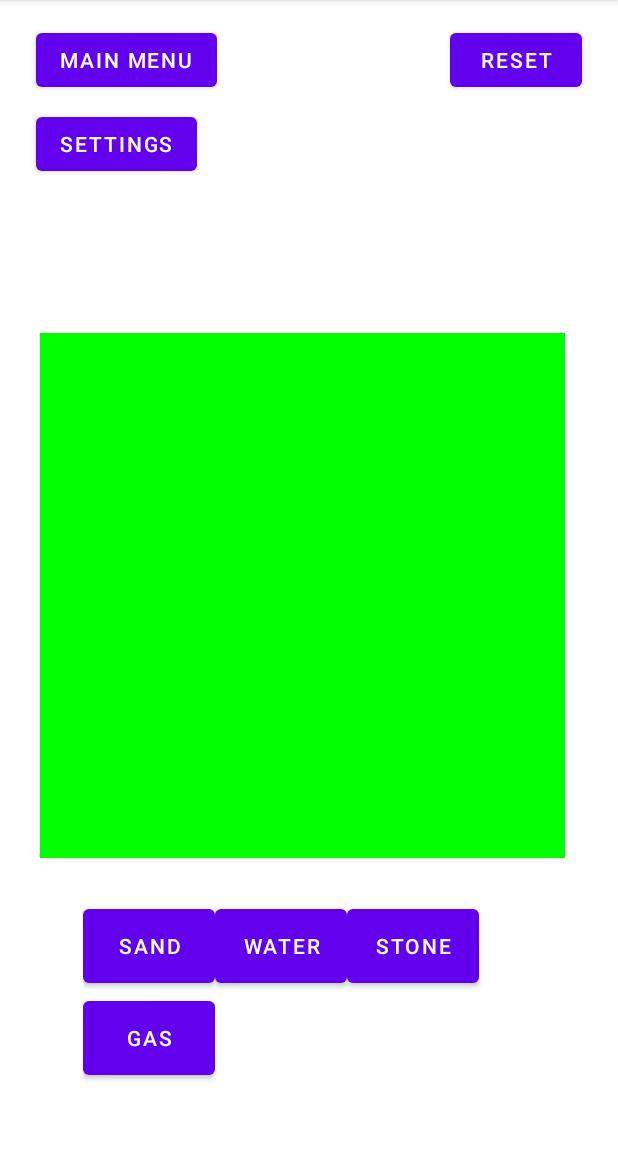
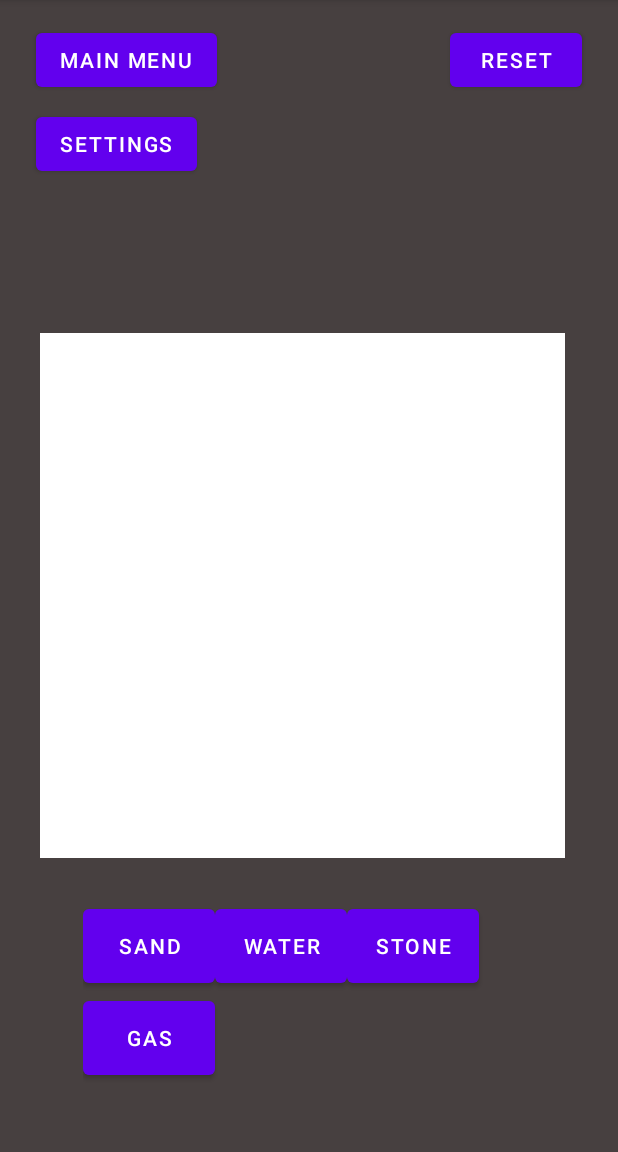
Before and after one commit to DoctorFoxy/ParticleSim, an Android app: the MainActivity screen opened directly, with no data from a screen before it, on a phone screen of 412 x 824 dp, the part 84-1236 px from its top. Run offline under Robolectric (Android 15) with nearby library versions, the phone set to English and light mode, and no system bars.

Commit message:
Minor Edits

```diff
--- a/app/src/main/java/com/example/particlesim/MainActivity.java
+++ b/app/src/main/java/com/example/particlesim/MainActivity.java
@@ -1,7 +1,8 @@
 package com.example.particlesim;
+import ParticleEngine.GasParticle;
 import ParticleEngine.WorldParser;
 import  StartScreen.SettingsScreen;
-import androidx.annotation.RequiresApi;
+
 import androidx.appcompat.app.AppCompatActivity;
 
 import android.annotation.SuppressLint;
@@ -10,19 +11,13 @@ import android.graphics.Bitmap;
 import android.graphics.Canvas;
 import android.graphics.Color;
 import android.graphics.Paint;
-import android.os.Build;
 import android.os.Bundle;
 import android.os.Handler;
-import android.os.Parcelable;
 import android.view.MotionEvent;
 import android.view.View;
 import android.widget.ImageView;
 
-import java.util.Timer;
-import java.util.TimerTask;
-
 import ParticleEngine.EmptyParticle;
-import ParticleEngine.GasParticle;
 import ParticleEngine.Particle;
 import ParticleEngine.ParticleWorld;
 import ParticleEngine.SandParticle;
@@ -54,9 +49,9 @@ public class MainActivity extends AppCompatActivity {
         setContentView(R.layout.activity_main);
 
         //Config
-        backgroundColor = Color.GREEN;
+        backgroundColor = Color.WHITE;
         simSpeed = 50;
-        selectedType = Type.SAND;
+        selectedType = Type.WATER;
         pressing = false;
 
         //
--- a/app/src/main/res/layout/activity_main.xml
+++ b/app/src/main/res/layout/activity_main.xml
@@ -4,6 +4,7 @@
     xmlns:tools="http://schemas.android.com/tools"
     android:layout_width="match_parent"
     android:layout_height="match_parent"
+    android:background="#474040"
     tools:context=".MainActivity">
 
     <ImageView
```
Also changed, not shown: app/src/main/java/ParticleEngine/WaterParticle.java (+1 -6 lines).
